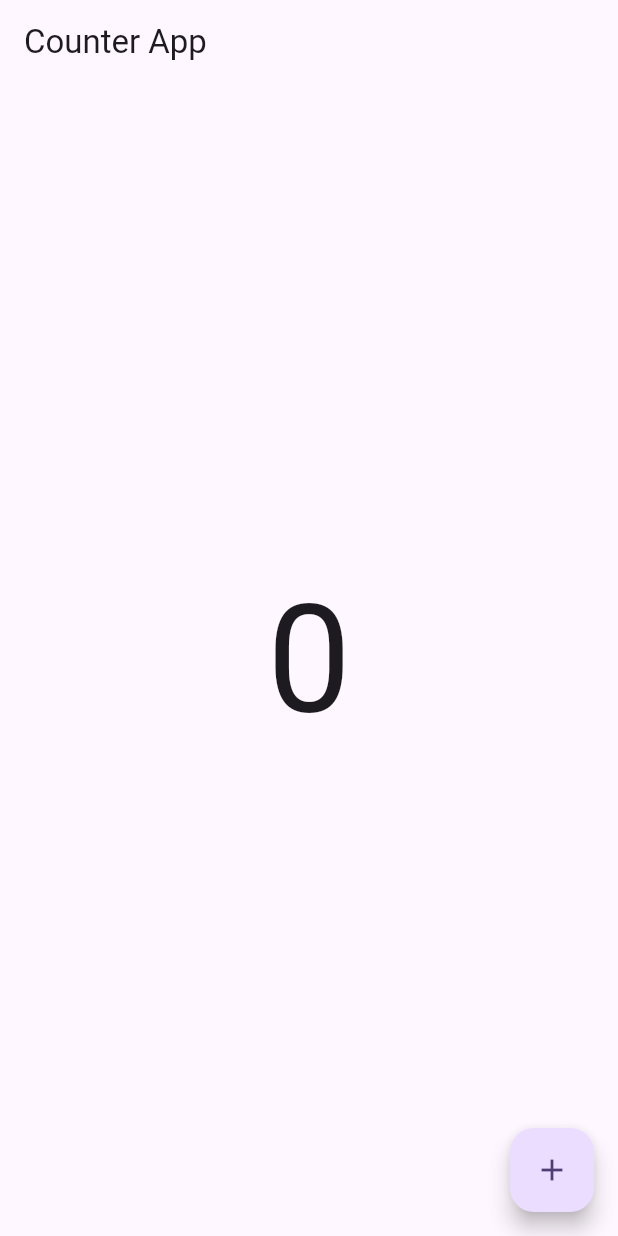
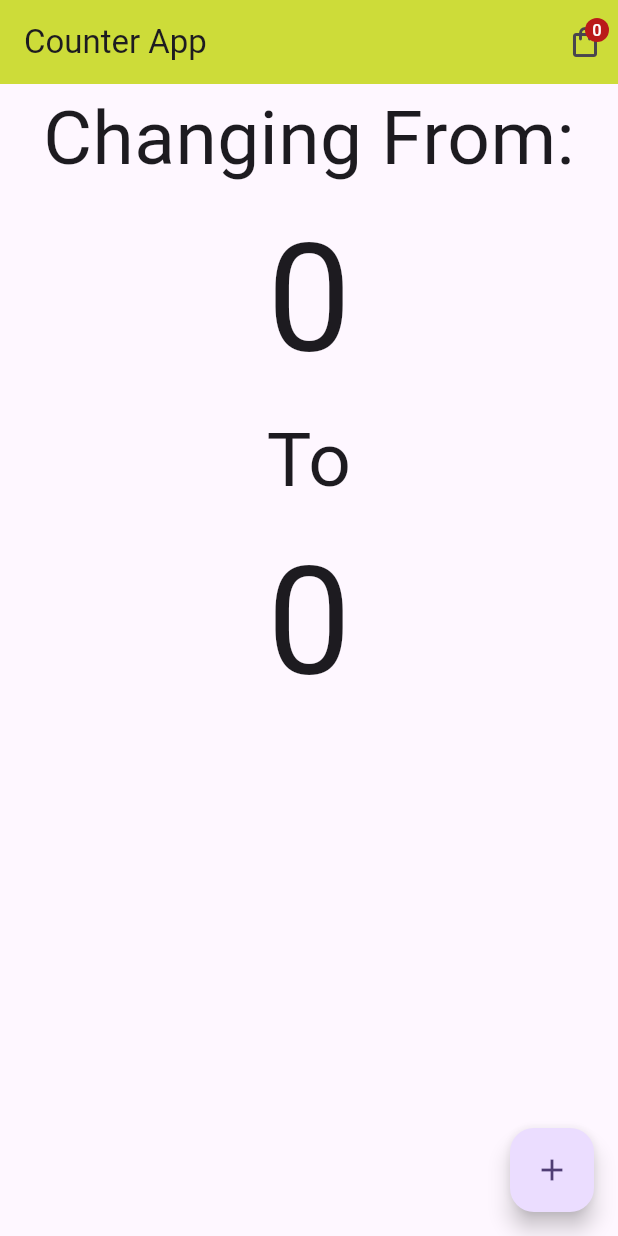
Before and after one commit to Mohsin0700/Learning_Block_Architecture_Flutter, a Flutter app: the screen it shows after launch, on a phone screen of 412 x 824 dp. Run offline on Flutter 3.47's test engine with Material 3 defaults, Android fonts, the phone set to English and light mode, and no system bars; our stand-ins replace bloc, flutter_bloc.

Commit message:
Files are updated

```diff
--- a/lib/main.dart
+++ b/lib/main.dart
@@ -12,6 +12,7 @@ class MyApp extends StatelessWidget {
   @override
   Widget build(BuildContext context) {
     return MaterialApp(
+      debugShowCheckedModeBanner: false,
       title: 'Flutter Demo',
       theme: ThemeData(
         colorScheme: ColorScheme.fromSeed(seedColor: Colors.deepPurple),
--- a/lib/mini_apps/counter_app/counter_cubit.dart
+++ b/lib/mini_apps/counter_app/counter_cubit.dart
@@ -1,6 +1,7 @@
 import 'package:bloc/bloc.dart';
 
 class CounterCubit extends Cubit<int> {
+  int currentState = 0;
   CounterCubit() : super(0);
 
   void increment() {
@@ -12,6 +13,7 @@ class CounterCubit extends Cubit<int> {
   void onChange(Change<int> change) {
     super.onChange(change);
     print('Change from ${change.currentState} to ${change.nextState}');
+    currentState = change.currentState;
   }
 
   @override
--- a/lib/mini_apps/counter_app/counter_view.dart
+++ b/lib/mini_apps/counter_app/counter_view.dart
@@ -1,18 +1,61 @@
 import 'package:flutter/material.dart';
+import 'package:flutter_bloc/flutter_bloc.dart';
 import 'package:learning_block/mini_apps/counter_app/counter_cubit.dart';
 
-class CounterApp extends StatelessWidget {
-  CounterApp({super.key});
+class CounterApp extends StatefulWidget {
+  const CounterApp({super.key});
+
+  @override
+  State<CounterApp> createState() => _CounterAppState();
+}
+
+class _CounterAppState extends State<CounterApp> {
   final counterCubit = CounterCubit();
+
+  @override
+  void dispose() {
+    super.dispose();
+    counterCubit.close();
+  }
 
   @override
   Widget build(BuildContext context) {
     return Scaffold(
-      appBar: AppBar(title: Text('Counter App')),
+      appBar: AppBar(
+        title: Text('Counter App'),
+        backgroundColor: Colors.lime,
+        actions: [
+          BlocBuilder<CounterCubit, int>(
+            bloc: counterCubit,
+            builder: (context, count) => Container(
+              margin: const EdgeInsets.only(right: 10),
+              child: Badge.count(
+                count: count,
+                child: Icon(Icons.shopping_bag_outlined),
+              ),
+            ),
+          ),
+        ],
+      ),
       body: Center(
-        child: Text(
-          counterCubit.state.toString(),
-          style: TextStyle(fontSize: 100),
+        child: BlocBuilder<CounterCubit, int>(
+          bloc: counterCubit,
+          builder: (context, count) {
+            return Column(
+              children: [
+                Text('Changing From:', style: TextStyle(fontSize: 50)),
+                Text(
+                  counterCubit.currentState.toString(),
+                  style: TextStyle(fontSize: 100),
+                ),
+                Text('To', style: TextStyle(fontSize: 50)),
+                Text(
+                  counterCubit.state.toString(),
+                  style: TextStyle(fontSize: 100),
+                ),
+              ],
+            );
+          },
         ),
       ),
       floatingActionButton: FloatingActionButton(
```
